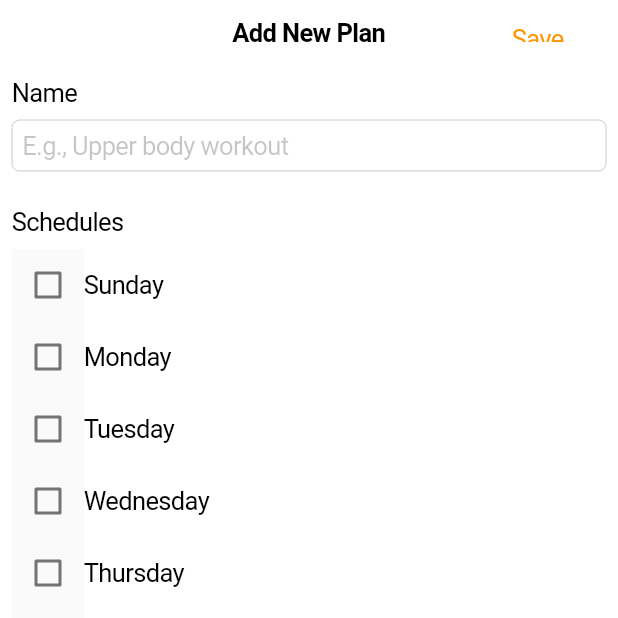
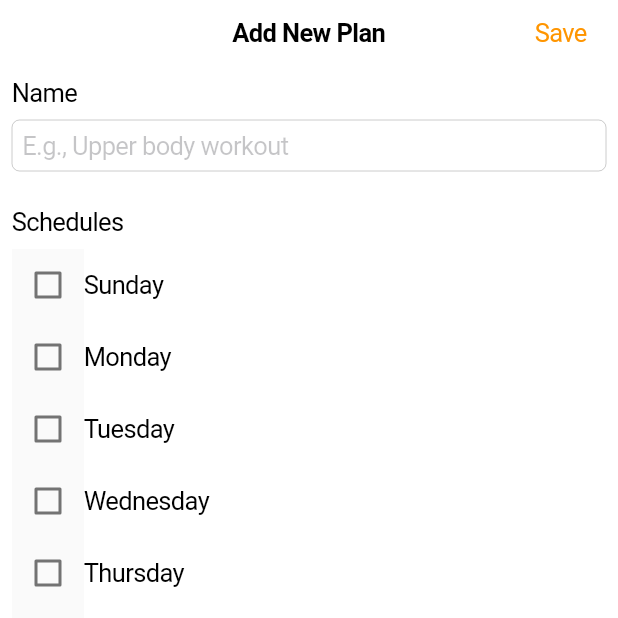
Before and after one commit to harysuryanto/zor_lite, a Flutter app: the AddPlanScreen screen opened by its route, on a phone screen of 412 x 824 dp, the top half of it. Run offline on Flutter 3.47's test engine with Material 2 defaults, Android fonts, the phone set to English and light mode, and no system bars; our stand-ins replace cloud_firestore, firebase_auth, firebase_core, go_router; accounts and stored records are empty.

Commit message:
improve ui minor

```diff
--- a/lib/screens/add_plan_screen.dart
+++ b/lib/screens/add_plan_screen.dart
@@ -5,6 +5,7 @@ import 'package:go_router/go_router.dart';
 import 'package:provider/provider.dart';
 
 import '../databases/database.dart';
+import '../widgets/global/ScaffoldBodyWithSafeArea/scaffold_body_with_safe_area.dart';
 
 class AddPlanScreen extends StatefulWidget {
   const AddPlanScreen({Key? key}) : super(key: key);
@@ -14,6 +15,10 @@ class AddPlanScreen extends StatefulWidget {
 }
 
 class _AddPlanScreenState extends State<AddPlanScreen> {
+  final planName = TextEditingController();
+
+  List schedules = [];
+
   bool isScheduledSunday = false;
   bool isScheduledMonday = false;
   bool isScheduledTuesday = false;
@@ -21,10 +26,6 @@ class _AddPlanScreenState extends State<AddPlanScreen> {
   bool isScheduledThursday = false;
   bool isScheduledFriday = false;
   bool isScheduledSaturday = false;
-
-  List schedules = [];
-
-  final planName = TextEditingController();
 
   void updateSchedules() {
     isScheduledSunday
@@ -79,6 +80,7 @@ class _AddPlanScreenState extends State<AddPlanScreen> {
       navigationBar: CupertinoNavigationBar(
         middle: const Text('Add New Plan'),
         trailing: CupertinoButton(
+          padding: EdgeInsets.zero,
           child: const Text('Save'),
           onPressed: () {
             updateSchedules();
@@ -93,10 +95,9 @@ class _AddPlanScreenState extends State<AddPlanScreen> {
             context.pop();
           },
         ),
+        previousPageTitle: 'Home',
       ),
-      child: SafeArea(
-        child: ListView(
-          padding: const EdgeInsets.all(8),
+      child: ScaffoldBodyWithSafeArea(
         children: [
           /// Plan name
           const Text('Name'),
@@ -221,7 +222,6 @@ class _AddPlanScreenState extends State<AddPlanScreen> {
           ),
         ],
       ),
-      ),
     );
   }
 }
--- a/lib/screens/detail_plan_screen.dart
+++ b/lib/screens/detail_plan_screen.dart
@@ -24,6 +24,7 @@ class DetailPlanScreen extends StatelessWidget {
     return CupertinoPageScaffold(
       navigationBar: CupertinoNavigationBar(
         middle: Text(planName),
+        previousPageTitle: 'Home',
       ),
       child: ScaffoldBodyWithSafeArea(
         children: [
--- a/lib/screens/home_screen.dart
+++ b/lib/screens/home_screen.dart
@@ -33,6 +33,7 @@ class HomeScreen extends StatelessWidget {
       navigationBar: CupertinoNavigationBar(
         middle: const Text('Zor Lite'),
         trailing: CupertinoButton(
+          padding: EdgeInsets.zero,
           child: const Text('Add plan'),
           onPressed: () {
             context.push('/add_plan_screen');
--- a/lib/widgets/global/ScaffoldBodyWithSafeArea/scaffold_body_with_safe_area.dart
+++ b/lib/widgets/global/ScaffoldBodyWithSafeArea/scaffold_body_with_safe_area.dart
@@ -17,6 +17,7 @@ class ScaffoldBodyWithSafeArea extends StatelessWidget {
       children: [
         SafeArea(
           child: Column(
+            crossAxisAlignment: CrossAxisAlignment.start,
             children: children,
           ),
         ),
```
Lines whose indentation alone changed are shown as unchanged.
